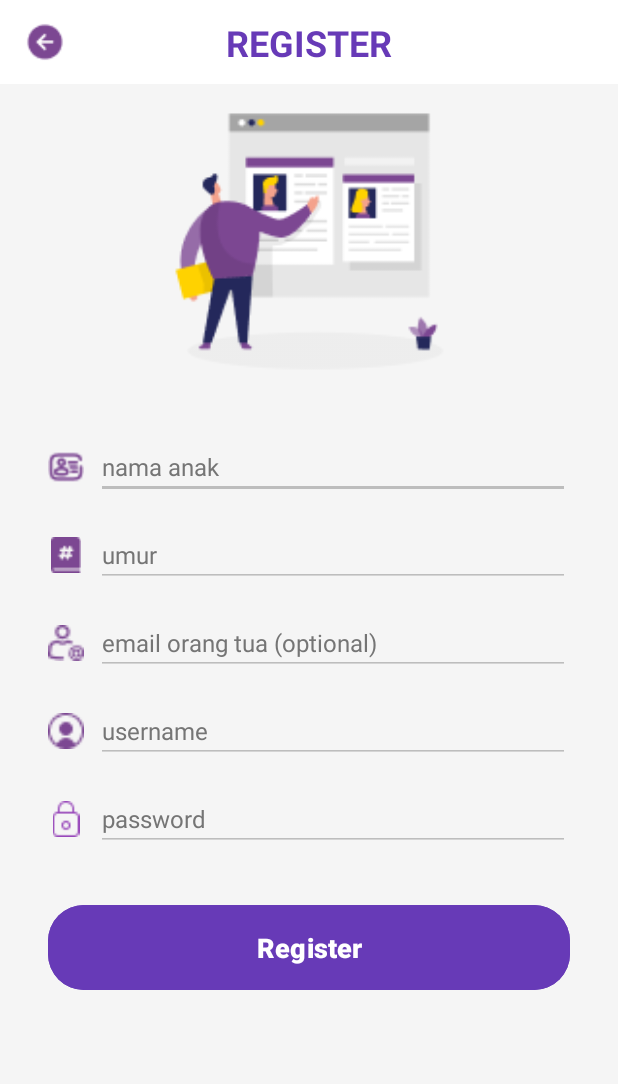
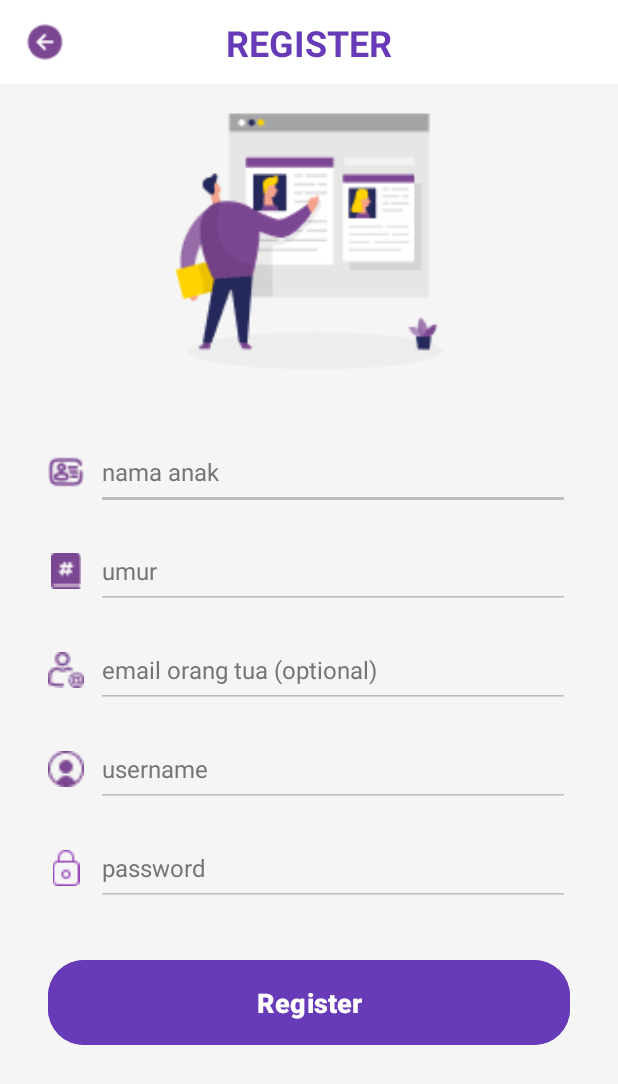
Before and after one commit to IsmuNurkhasanah/Pra-sekolah, an Android app: the layout activity_register.xml on its own in the app's theme, with its tools: preview values and no code run, on a phone screen of 412 x 824 dp. Shown: the top 1084 px of the screen. Run offline under Robolectric (Android 15) with nearby library versions, the phone set to English and light mode, and no system bars.

Commit message:
menambahkan Login Activity, MenuActivity, RegisterActivity dan Update MainActivity

```diff
--- a/app/build.gradle.kts
+++ b/app/build.gradle.kts
@@ -32,7 +32,9 @@ android {
 }
 
 dependencies {
-
+    implementation("androidx.appcompat:appcompat:1.3.1")
+    implementation("com.google.android.material:material:1.4.0")
+    implementation("com.android.volley:volley:1.2.1")
     implementation(libs.appcompat)
     implementation(libs.material)
     implementation(libs.activity)
--- a/app/src/main/res/layout/activity_main.xml
+++ b/app/src/main/res/layout/activity_main.xml
@@ -6,7 +6,7 @@
     android:layout_width="match_parent"
     android:layout_height="match_parent"
     android:background="#ffffff"
-    tools:context=".SplashScreenActivity">
+    tools:context=".MainActivity">
 
     <View
         android:id="@+id/top_wave"
--- a/app/src/main/res/layout/activity_register.xml
+++ b/app/src/main/res/layout/activity_register.xml
@@ -51,8 +51,8 @@
 
     <LinearLayout
         android:id="@+id/nama_anak_layout"
-        android:layout_width="0dp"
-        android:layout_height="wrap_content"
+        android:layout_width="match_parent"
+        android:layout_height="50dp"
         android:orientation="horizontal"
         android:gravity="center_vertical"
         android:layout_marginStart="32dp"
@@ -72,7 +72,7 @@
         <EditText
             android:id="@+id/nama_anak_edit_text"
             android:layout_width="0dp"
-            android:layout_height="wrap_content"
+            android:layout_height="match_parent"
             android:layout_weight="1"
             android:hint="nama anak"
             android:inputType="textPersonName"
@@ -85,8 +85,8 @@
 
     <LinearLayout
         android:id="@+id/umur_layout"
-        android:layout_width="0dp"
-        android:layout_height="wrap_content"
+        android:layout_width="match_parent"
+        android:layout_height="50dp"
         android:orientation="horizontal"
         android:gravity="center_vertical"
         android:layout_marginStart="32dp"
@@ -106,7 +106,7 @@
         <EditText
             android:id="@+id/umur_edit_text"
             android:layout_width="0dp"
-            android:layout_height="wrap_content"
+            android:layout_height="match_parent"
             android:layout_weight="1"
             android:hint="umur"
             android:inputType="number"
@@ -119,8 +119,8 @@
 
     <LinearLayout
         android:id="@+id/email_ortu_layout"
-        android:layout_width="0dp"
-        android:layout_height="wrap_content"
+        android:layout_width="match_parent"
+        android:layout_height="50dp"
         android:orientation="horizontal"
         android:gravity="center_vertical"
         android:layout_marginStart="32dp"
@@ -138,9 +138,9 @@
             android:layout_marginEnd="8dp" />
 
         <EditText
-            android:id="@+id/email_ortu_edit_text"
+            android:id="@+id/email_edit_text"
             android:layout_width="0dp"
-            android:layout_height="wrap_content"
+            android:layout_height="match_parent"
             android:layout_weight="1"
             android:hint="email orang tua (optional)"
             android:inputType="textEmailAddress"
@@ -153,8 +153,8 @@
 
     <LinearLayout
         android:id="@+id/username_layout"
-        android:layout_width="0dp"
-        android:layout_height="wrap_content"
+        android:layout_width="match_parent"
+        android:layout_height="50dp"
         android:orientation="horizontal"
         android:gravity="center_vertical"
         android:layout_marginStart="32dp"
@@ -174,7 +174,7 @@
         <EditText
             android:id="@+id/username_edit_text"
             android:layout_width="0dp"
-            android:layout_height="wrap_content"
+            android:layout_height="match_parent"
             android:layout_weight="1"
             android:hint="username"
             android:inputType="textEmailAddress"
@@ -187,8 +187,8 @@
 
     <LinearLayout
         android:id="@+id/password_layout"
-        android:layout_width="0dp"
-        android:layout_height="wrap_content"
+        android:layout_width="match_parent"
+        android:layout_height="50dp"
         android:orientation="horizontal"
         android:gravity="center_vertical"
         android:layout_marginStart="32dp"
@@ -208,7 +208,7 @@
         <EditText
             android:id="@+id/password_edit_text"
             android:layout_width="0dp"
-            android:layout_height="wrap_content"
+            android:layout_height="match_parent"
             android:layout_weight="1"
             android:hint="password"
             android:inputType="textPassword"
@@ -224,17 +224,18 @@
         android:layout_width="0dp"
         android:layout_height="wrap_content"
         android:layout_marginStart="32dp"
+        android:layout_marginTop="32dp"
         android:layout_marginEnd="32dp"
-        android:layout_marginTop="32dp"
         android:backgroundTint="#673AB7"
+        android:onClick="Add_user"
+        android:paddingVertical="16dp"
         android:text="Register"
         android:textColor="#FFFFFF"
         android:textSize="18sp"
         android:textStyle="bold"
-        android:paddingVertical="16dp"
         app:cornerRadius="24dp"
-        app:layout_constraintTop_toBottomOf="@id/password_layout"
+        app:layout_constraintEnd_toEndOf="parent"
         app:layout_constraintStart_toStartOf="parent"
-        app:layout_constraintEnd_toEndOf="parent" />
+        app:layout_constraintTop_toBottomOf="@id/password_layout" />
 
 </androidx.constraintlayout.widget.ConstraintLayout>
--- a/gradle/libs.versions.toml
+++ b/gradle/libs.versions.toml
@@ -1,5 +1,5 @@
 [versions]
-androidGradlePlugin = "8.4.0"
+androidGradlePlugin = "8.6.0"
 kotlin = "1.9.22"
 compileSdk = "34"
 minSdk = "24"
```
Also changed, not shown: app/src/main/AndroidManifest.xml (+9 -0 lines), app/src/main/java/com/example/pra_sekolah/LoginActivity.java (added, +77 -0 lines), app/src/main/java/com/example/pra_sekolah/MainActivity.java (+13 -4 lines), app/src/main/java/com/example/pra_sekolah/MenuActivity.java (added, +20 -0 lines), app/src/main/java/com/example/pra_sekolah/RegisterActivity.java (added, +85 -0 lines), app/src/main/res/layout/activity_login.xml (+13 -12 lines).
